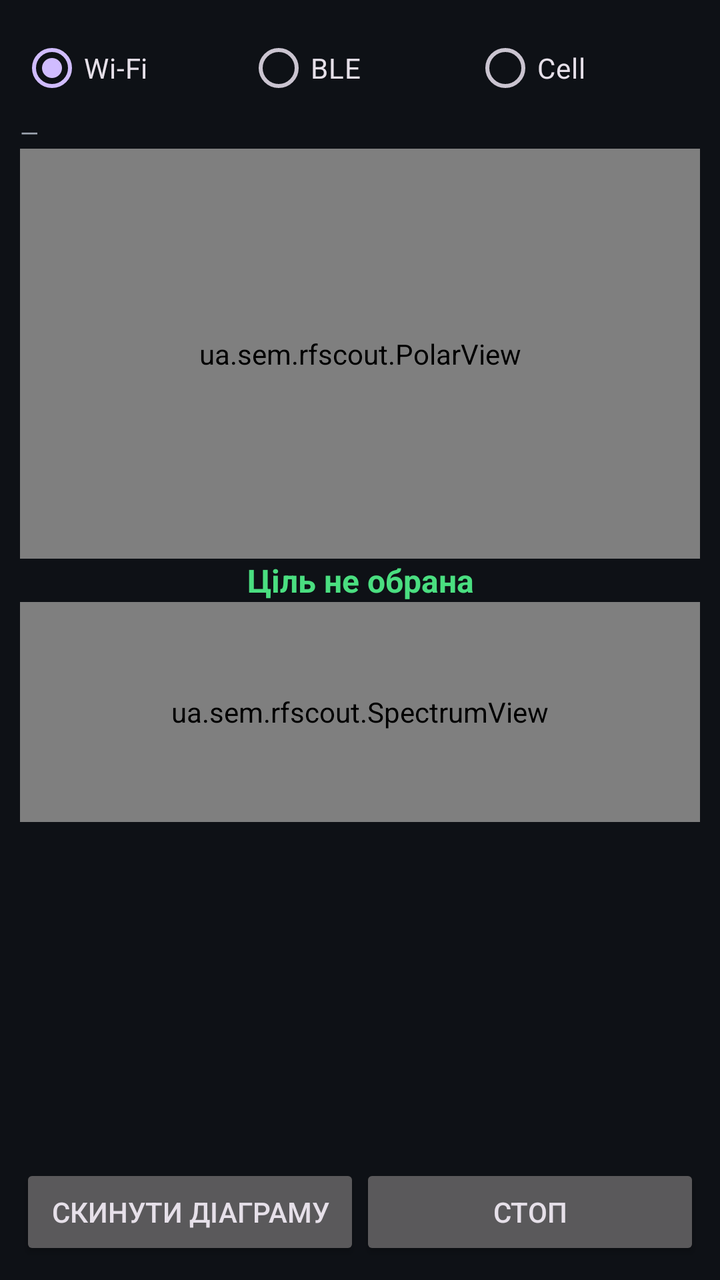
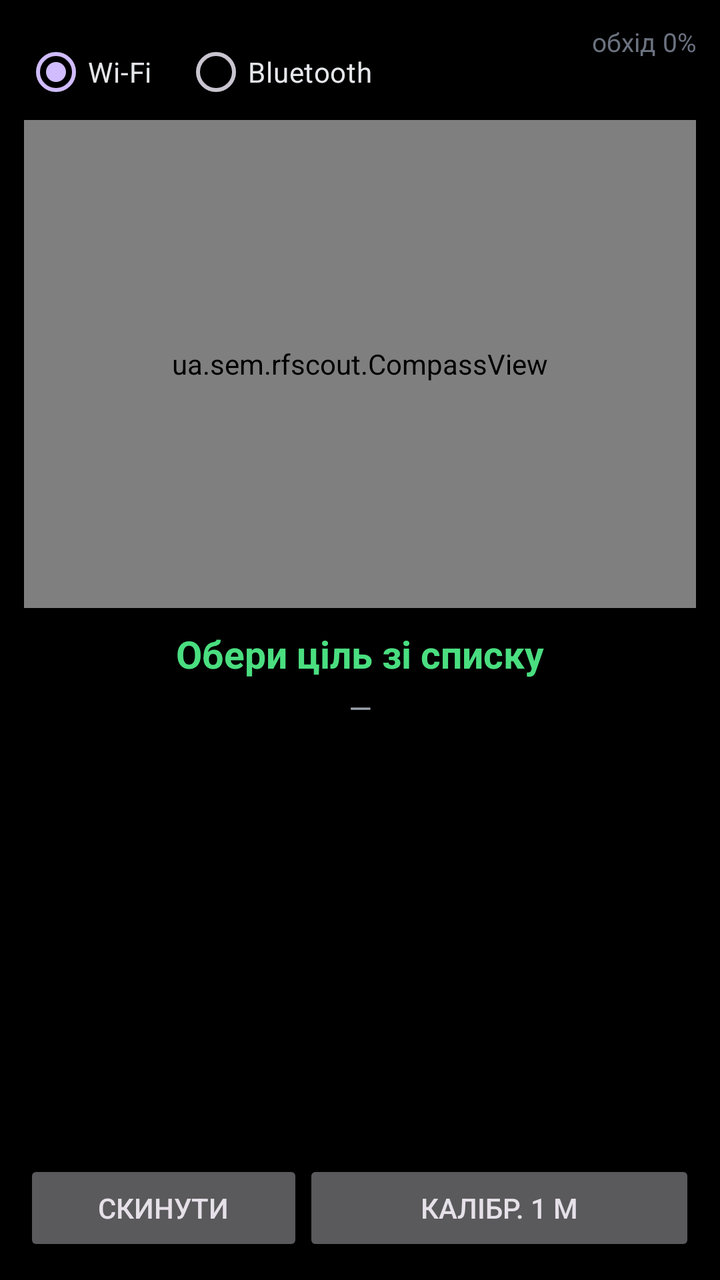

Two renders of the same Android screen: before a commit and after it. Below are the layout's source before the change and the commit's diff.
<!-- AndroidManifest.xml: application theme Theme.RFScout -->
<!-- res/layout/activity_main.xml -->
<?xml version="1.0" encoding="utf-8"?>
<LinearLayout xmlns:android="http://schemas.android.com/apk/res/android"
    android:layout_width="match_parent"
    android:layout_height="match_parent"
    android:orientation="vertical"
    android:padding="10dp">

    <RadioGroup
        android:id="@+id/modeGroup"
        android:layout_width="match_parent"
        android:layout_height="wrap_content"
        android:orientation="horizontal">

        <RadioButton
            android:id="@+id/modeWifi"
            android:layout_width="0dp"
            android:layout_weight="1"
            android:layout_height="wrap_content"
            android:checked="true"
            android:text="Wi-Fi" />

        <RadioButton
            android:id="@+id/modeBle"
            android:layout_width="0dp"
            android:layout_weight="1"
            android:layout_height="wrap_content"
            android:text="BLE" />

        <RadioButton
            android:id="@+id/modeCell"
            android:layout_width="0dp"
            android:layout_weight="1"
            android:layout_height="wrap_content"
            android:text="Cell" />
    </RadioGroup>

    <TextView
        android:id="@+id/statusText"
        android:layout_width="match_parent"
        android:layout_height="wrap_content"
        android:textColor="#9CA3AF"
        android:textSize="12sp"
        android:text="—" />

    <ua.sem.rfscout.PolarView
        android:id="@+id/polarView"
        android:layout_width="match_parent"
        android:layout_height="0dp"
        android:layout_weight="1.2" />

    <TextView
        android:id="@+id/bearingText"
        android:layout_width="match_parent"
        android:layout_height="wrap_content"
        android:gravity="center"
        android:textColor="#4ADE80"
        android:textSize="16sp"
        android:textStyle="bold"
        android:text="Ціль не обрана" />

    <ua.sem.rfscout.SpectrumView
        android:id="@+id/spectrumView"
        android:layout_width="match_parent"
        android:layout_height="110dp" />

    <ListView
        android:id="@+id/targetList"
        android:layout_width="match_parent"
        android:layout_height="0dp"
        android:layout_weight="1"
        android:divider="#1F2937"
        android:dividerHeight="1dp" />

    <LinearLayout
        android:layout_width="match_parent"
        android:layout_height="wrap_content"
        android:orientation="horizontal">

        <Button
            android:id="@+id/resetBtn"
            android:layout_width="0dp"
            android:layout_weight="1"
            android:layout_height="wrap_content"
            android:text="Скинути діаграму" />

        <Button
            android:id="@+id/scanBtn"
            android:layout_width="0dp"
            android:layout_weight="1"
            android:layout_height="wrap_content"
            android:text="Стоп" />
    </LinearLayout>

</LinearLayout>
<!-- resources referenced by this layout -->
<resources>
  <style name="Theme.RFScout" parent="Theme.Material3.Dark.NoActionBar">
          <item name="android:windowBackground">#0E1116</item>
      </style>
</resources>

<!-- the commit's change to res/layout/activity_main.xml (unified diff, before → after) -->
@@ -2,73 +2,83 @@
 <LinearLayout xmlns:android="http://schemas.android.com/apk/res/android"
     android:layout_width="match_parent"
     android:layout_height="match_parent"
+    android:background="#000000"
     android:orientation="vertical"
-    android:padding="10dp">
+    android:padding="12dp">
 
-    <RadioGroup
-        android:id="@+id/modeGroup"
+    <LinearLayout
         android:layout_width="match_parent"
         android:layout_height="wrap_content"
         android:orientation="horizontal">
 
-        <RadioButton
-            android:id="@+id/modeWifi"
+        <RadioGroup
+            android:id="@+id/modeGroup"
             android:layout_width="0dp"
             android:layout_weight="1"
             android:layout_height="wrap_content"
-            android:checked="true"
-            android:text="Wi-Fi" />
+            android:orientation="horizontal">
 
-        <RadioButton
-            android:id="@+id/modeBle"
-            android:layout_width="0dp"
-            android:layout_weight="1"
+            <RadioButton
+                android:id="@+id/modeWifi"
+                android:layout_width="wrap_content"
+                android:layout_height="wrap_content"
+                android:checked="true"
+                android:textColor="#E5E7EB"
+                android:text="Wi-Fi" />
+
+            <RadioButton
+                android:id="@+id/modeBle"
+                android:layout_width="wrap_content"
+                android:layout_height="wrap_content"
+                android:layout_marginStart="16dp"
+                android:textColor="#E5E7EB"
+                android:text="Bluetooth" />
+        </RadioGroup>
+
+        <TextView
+            android:id="@+id/coverageText"
+            android:layout_width="wrap_content"
             android:layout_height="wrap_content"
-            android:text="BLE" />
+            android:gravity="end"
+            android:textColor="#6B7280"
+            android:textSize="13sp"
+            android:text="обхід 0%" />
+    </LinearLayout>
 
-        <RadioButton
-            android:id="@+id/modeCell"
-            android:layout_width="0dp"
-            android:layout_weight="1"
-            android:layout_height="wrap_content"
-            android:text="Cell" />
-    </RadioGroup>
+    <ua.sem.rfscout.CompassView
+        android:id="@+id/compass"
+        android:layout_width="match_parent"
+        android:layout_height="0dp"
+        android:layout_weight="1" />
 
     <TextView
-        android:id="@+id/statusText"
-        android:layout_width="match_parent"
-        android:layout_height="wrap_content"
-        android:textColor="#9CA3AF"
-        android:textSize="12sp"
-        android:text="—" />
-
-    <ua.sem.rfscout.PolarView
-        android:id="@+id/polarView"
-        android:layout_width="match_parent"
-        android:layout_height="0dp"
-        android:layout_weight="1.2" />
-
-    <TextView
-        android:id="@+id/bearingText"
+        android:id="@+id/hintText"
         android:layout_width="match_parent"
         android:layout_height="wrap_content"
         android:gravity="center"
+        android:paddingTop="10dp"
         android:textColor="#4ADE80"
-        android:textSize="16sp"
+        android:textSize="19sp"
         android:textStyle="bold"
-        android:text="Ціль не обрана" />
+        android:text="Обери ціль зі списку" />
 
-    <ua.sem.rfscout.SpectrumView
-        android:id="@+id/spectrumView"
+    <TextView
+        android:id="@+id/distText"
         android:layout_width="match_parent"
-        android:layout_height="110dp" />
+        android:layout_height="wrap_content"
+        android:gravity="center"
+        android:paddingTop="4dp"
+        android:paddingBottom="8dp"
+        android:textColor="#9CA3AF"
+        android:textSize="15sp"
+        android:text="—" />
 
     <ListView
         android:id="@+id/targetList"
         android:layout_width="match_parent"
         android:layout_height="0dp"
-        android:layout_weight="1"
-        android:divider="#1F2937"
+        android:layout_weight="0.85"
+        android:divider="#111827"
         android:dividerHeight="1dp" />
 
     <LinearLayout
@@ -81,14 +91,14 @@
             android:layout_width="0dp"
             android:layout_weight="1"
             android:layout_height="wrap_content"
-            android:text="Скинути діаграму" />
+            android:text="Скинути" />
 
         <Button
-            android:id="@+id/scanBtn"
+            android:id="@+id/calibBtn"
             android:layout_width="0dp"
-            android:layout_weight="1"
+            android:layout_weight="1.4"
             android:layout_height="wrap_content"
-            android:text="Стоп" />
+            android:text="Калібр. 1 м" />
     </LinearLayout>
 
 </LinearLayout>
<!-- resource entries referenced after the edit -->
@@ -1,7 +1,9 @@
 <!-- resources referenced by this layout -->
 <resources>
   <style name="Theme.RFScout" parent="Theme.Material3.Dark.NoActionBar">
-          <item name="android:windowBackground">#0E1116</item>
+          <item name="android:windowBackground">#000000</item>
+          <item name="android:statusBarColor">#000000</item>
+          <item name="android:navigationBarColor">#000000</item>
       </style>
 </resources>
 
